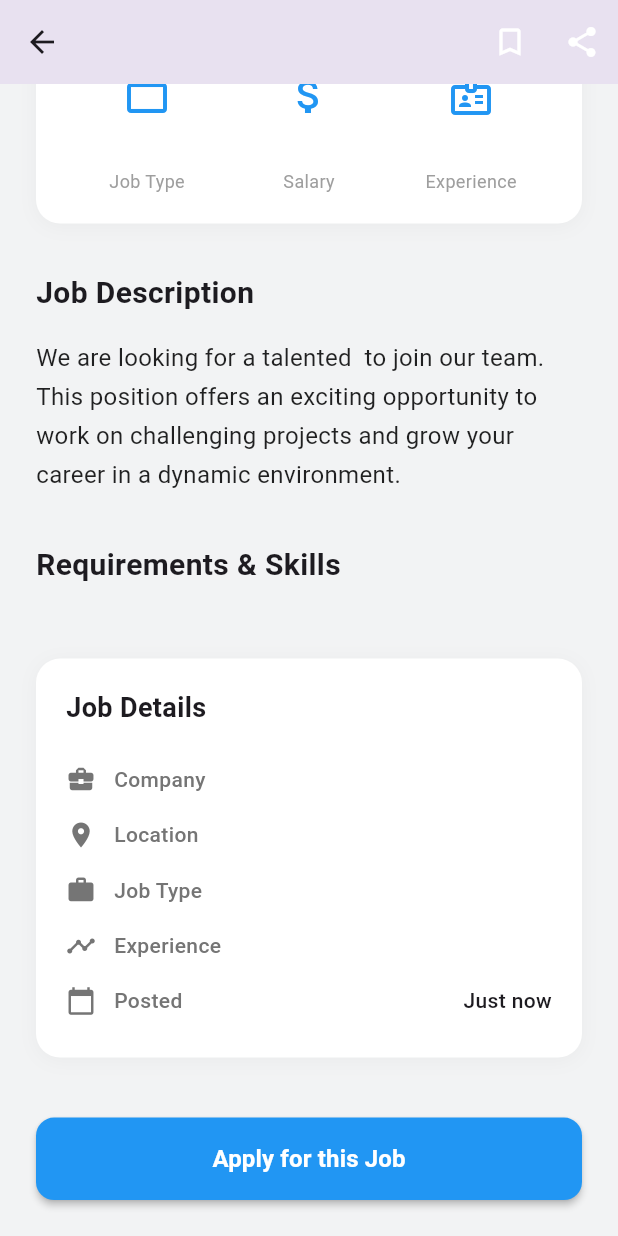
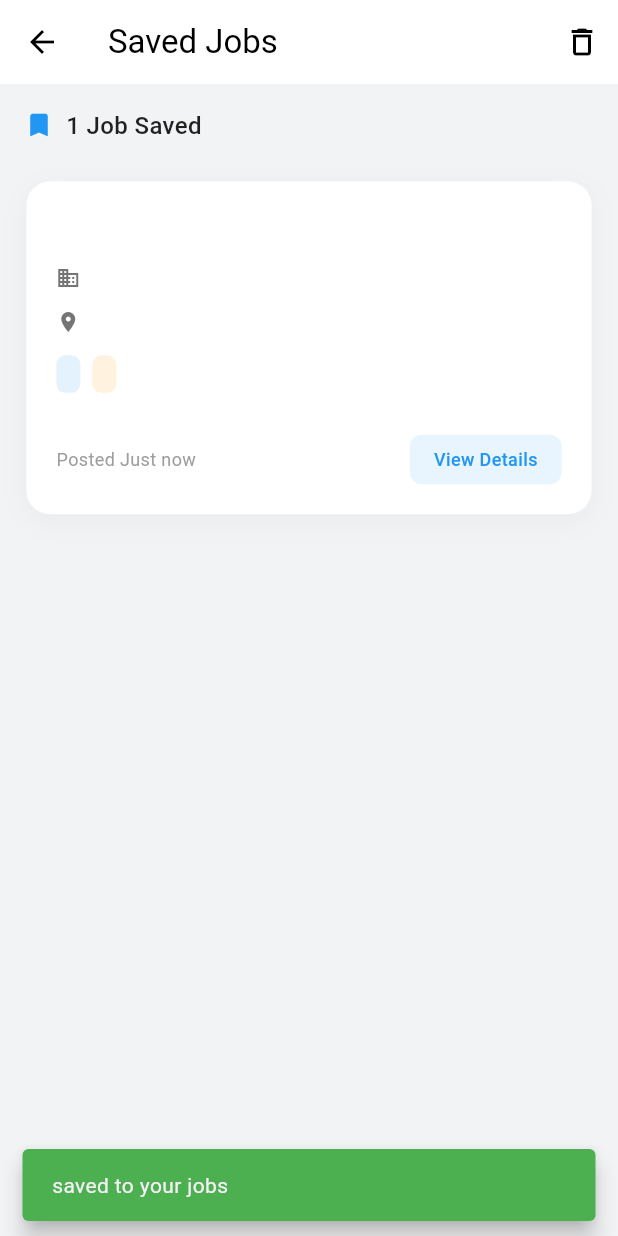
Before and after one commit to Returaj-Proshad/mini_job_portal_demo, a Flutter app: the JobDetails screen opened directly with empty values, scrolled down 244 dp, after a tap on the "bookmark outline" icon, on a phone screen of 412 x 824 dp. Run offline on Flutter 3.47's test engine with Material 3 defaults, Android fonts, the phone set to English and light mode, and no system bars; our stand-ins replace dio, flutter_riverpod, flutter_secure_storage, go_router, hive, hive_flutter; accounts and stored records are empty.

Commit message:
job save logic added

```diff
--- /dev/null
+++ b/lib/core/services/storage_service.dart
@@ -0,0 +1,55 @@
+// storage_service.dart
+import 'package:hive/hive.dart';
+import 'package:path_provider/path_provider.dart';
+import 'package:mini_job_portal_demo/features/home/models/job_model.dart';
+
+class StorageService {
+  static final StorageService _instance = StorageService._internal();
+  factory StorageService() => _instance;
+  StorageService._internal();
+
+  static const String _savedJobsBox = 'saved_jobs_box';
+  late Box<JobModel> _savedJobs;
+
+  Future<void> init() async {
+    final appDocumentDir = await getApplicationDocumentsDirectory();
+    Hive.init(appDocumentDir.path);
+
+    // Register JobModel adapter
+    if (!Hive.isAdapterRegistered(0)) {
+      Hive.registerAdapter(JobModelAdapter());
+    }
+
+    _savedJobs = await Hive.openBox<JobModel>(_savedJobsBox);
+  }
+
+  // Save job to local storage
+  Future<void> saveJob(JobModel job) async {
+    await _savedJobs.put(job.id, job);
+  }
+
+  // Remove job from local storage
+  Future<void> removeJob(int jobId) async {
+    await _savedJobs.delete(jobId);
+  }
+
+  // Check if job is saved
+  bool isJobSaved(int jobId) {
+    return _savedJobs.containsKey(jobId);
+  }
+
+  // Get all saved jobs
+  List<JobModel> getSavedJobs() {
+    return _savedJobs.values.toList();
+  }
+
+  // Stream of saved jobs for real-time updates
+  Stream<BoxEvent> watchSavedJobs() {
+    return _savedJobs.watch();
+  }
+
+  // Clear all saved jobs
+  Future<void> clearAllSavedJobs() async {
+    await _savedJobs.clear();
+  }
+}
--- a/lib/core/utils/router.dart
+++ b/lib/core/utils/router.dart
@@ -4,6 +4,7 @@ import 'package:mini_job_portal_demo/features/auth/views/login_page.dart';
 import 'package:mini_job_portal_demo/features/home/views/home_page.dart';
 import 'package:mini_job_portal_demo/features/home/views/job_details.dart';
 import 'package:mini_job_portal_demo/features/home/models/job_model.dart';
+import 'package:mini_job_portal_demo/features/saved_job/view/saved_jobs_page.dart';
 
 final router = GoRouter(
   initialLocation: AppRoutes.loginPage,
@@ -26,6 +27,12 @@ final router = GoRouter(
         return JobDetails(job: job);
       },
     ),
+
+    GoRoute(
+      path: AppRoutes.savedJobsPage,
+      name: AppRoutes.savedJobsPage,
+      builder: (context, state) => const SavedJobsPage(),
+    ),
   ],
 );
 
@@ -33,4 +40,5 @@ class AppRoutes {
   static const loginPage = '/login';
   static const homePage = '/home';
   static const jobDetailsPage = '/job-details';
+  static const savedJobsPage = '/saved-jobs-page';
 }
--- a/lib/features/home/models/job_model.dart
+++ b/lib/features/home/models/job_model.dart
@@ -1,14 +1,41 @@
+// job_model.dart
+import 'package:hive/hive.dart';
+
+part 'job_model.g.dart';
+
+@HiveType(typeId: 0)
 class JobModel {
+  @HiveField(0)
   final int id;
+
+  @HiveField(1)
   final String title;
+
+  @HiveField(2)
   final String company;
+
+  @HiveField(3)
   final String location;
+
+  @HiveField(4)
   final String salary;
+
+  @HiveField(5)
   final String description;
+
+  @HiveField(6)
   final String type;
+
+  @HiveField(7)
   final String experience;
+
+  @HiveField(8)
   final List<String> skills;
+
+  @HiveField(9)
   final DateTime postedDate;
+
+  @HiveField(10)
   final bool isRemote;
 
   JobModel({
--- a/lib/features/home/views/job_details.dart
+++ b/lib/features/home/views/job_details.dart
@@ -2,9 +2,11 @@ import 'package:flutter/material.dart';
 import 'package:flutter_riverpod/flutter_riverpod.dart';
 import 'package:mini_job_portal_demo/core/utils/app_colors.dart';
 import 'package:mini_job_portal_demo/core/utils/responsive.dart';
+import 'package:mini_job_portal_demo/core/utils/router.dart';
 import 'package:mini_job_portal_demo/features/home/models/job_model.dart';
 import 'package:mini_job_portal_demo/features/home/widgets/details_section.dart';
 import 'package:mini_job_portal_demo/features/home/widgets/overview_section.dart';
+import 'package:mini_job_portal_demo/features/saved_job/state/saved_jobs_provider.dart';
 
 class JobDetails extends ConsumerStatefulWidget {
   final JobModel job;
@@ -17,6 +19,44 @@ class JobDetails extends ConsumerStatefulWidget {
 
 class _JobDetailsState extends ConsumerState<JobDetails> {
   bool _isApplying = false;
+  bool _isSaved = false;
+
+  @override
+  void initState() {
+    super.initState();
+    _checkIfSaved();
+  }
+
+  void _checkIfSaved() {
+    _isSaved = ref.read(savedJobsProvider.notifier).isJobSaved(widget.job.id);
+  }
+
+  void _toggleSaveJob() {
+    setState(() {
+      _isSaved = !_isSaved;
+    });
+
+    if (_isSaved) {
+      ref.read(savedJobsProvider.notifier).saveJob(widget.job);
+      ScaffoldMessenger.of(context).showSnackBar(
+        SnackBar(
+          content: Text('${widget.job.title} saved to your jobs'),
+          backgroundColor: Colors.green,
+          behavior: SnackBarBehavior.floating,
+        ),
+      );
+      router.pushNamed(AppRoutes.savedJobsPage);
+    } else {
+      ref.read(savedJobsProvider.notifier).removeJob(widget.job.id);
+      ScaffoldMessenger.of(context).showSnackBar(
+        SnackBar(
+          content: Text('${widget.job.title} removed from saved jobs'),
+          backgroundColor: Colors.orange,
+          behavior: SnackBarBehavior.floating,
+        ),
+      );
+    }
+  }
 
   void _showApplyDialog() {
     showDialog(
@@ -47,6 +87,7 @@ class _JobDetailsState extends ConsumerState<JobDetails> {
               ElevatedButton(
                 onPressed: () {
                   Navigator.pop(context);
+
                   _submitApplication();
                 },
                 style: ElevatedButton.styleFrom(
@@ -69,16 +110,7 @@ class _JobDetailsState extends ConsumerState<JobDetails> {
     setState(() {
       _isApplying = false;
     });
-
-    if (mounted) {
-      ScaffoldMessenger.of(context).showSnackBar(
-        SnackBar(
-          content: Text('Application submitted for ${widget.job.title}'),
-          backgroundColor: Colors.green,
-          behavior: SnackBarBehavior.floating,
-        ),
-      );
-    }
+    _toggleSaveJob();
   }
 
   @override
@@ -96,8 +128,8 @@ class _JobDetailsState extends ConsumerState<JobDetails> {
                     begin: Alignment.topLeft,
                     end: Alignment.bottomRight,
                     colors: [
-                      AppColors.primaryColor.withValues(alpha: .8),
-                      AppColors.primaryColor.withValues(alpha: .4),
+                      AppColors.primaryColor.withOpacity(0.8),
+                      AppColors.primaryColor.withOpacity(0.4),
                     ],
                   ),
                 ),
@@ -132,12 +164,17 @@ class _JobDetailsState extends ConsumerState<JobDetails> {
             pinned: true,
             actions: [
               IconButton(
-                icon: const Icon(Icons.bookmark_border, color: Colors.white),
-                onPressed: () {},
+                icon: Icon(
+                  _isSaved ? Icons.bookmark : Icons.bookmark_border,
+                  color: Colors.white,
+                ),
+                onPressed: _toggleSaveJob,
               ),
               IconButton(
                 icon: const Icon(Icons.share, color: Colors.white),
-                onPressed: () {},
+                onPressed: () {
+                  _shareJob();
+                },
               ),
             ],
           ),
@@ -155,7 +192,7 @@ class _JobDetailsState extends ConsumerState<JobDetails> {
                   const SizedBox(height: 32),
                   DetailsSection(job: widget.job),
                   const SizedBox(height: 40),
-                  _buildApplyButton(),
+                  _buildActionButtons(),
                 ],
               ),
             ),
@@ -208,7 +245,7 @@ class _JobDetailsState extends ConsumerState<JobDetails> {
                     vertical: 8,
                   ),
                   decoration: BoxDecoration(
-                    color: AppColors.primaryColor.withValues(alpha: 0.1),
+                    color: AppColors.primaryColor.withOpacity(0.1),
                     borderRadius: BorderRadius.circular(20),
                   ),
                   child: Text(
@@ -225,9 +262,11 @@ class _JobDetailsState extends ConsumerState<JobDetails> {
     );
   }
 
-  Widget _buildApplyButton() {
-    return SizedBox(
-      width: double.infinity,
+  Widget _buildActionButtons() {
+    return Row(
+      children: [
+        Expanded(
+          flex: 2,
           child: ElevatedButton(
             onPressed: _isApplying ? null : _showApplyDialog,
             style: ElevatedButton.styleFrom(
@@ -250,9 +289,24 @@ class _JobDetailsState extends ConsumerState<JobDetails> {
                       ),
                     )
                     : const Text(
-                  'Apply for this Job',
-                  style: TextStyle(fontSize: 16, fontWeight: FontWeight.w600),
+                      'Apply Now',
+                      style: TextStyle(
+                        fontSize: 16,
+                        fontWeight: FontWeight.w600,
                       ),
+                    ),
+          ),
+        ),
+      ],
+    );
+  }
+
+  void _shareJob() {
+    ScaffoldMessenger.of(context).showSnackBar(
+      const SnackBar(
+        content: Text('Share functionality coming soon!'),
+        backgroundColor: Colors.blue,
+        behavior: SnackBarBehavior.floating,
       ),
     );
   }
--- /dev/null
+++ b/lib/features/saved_job/state/saved_jobs_provider.dart
@@ -0,0 +1,40 @@
+import 'package:flutter_riverpod/legacy.dart';
+import 'package:mini_job_portal_demo/features/home/models/job_model.dart';
+import 'package:mini_job_portal_demo/core/services/storage_service.dart';
+
+final savedJobsProvider =
+    StateNotifierProvider<SavedJobsNotifier, List<JobModel>>((ref) {
+      return SavedJobsNotifier();
+    });
+
+class SavedJobsNotifier extends StateNotifier<List<JobModel>> {
+  final StorageService _storageService = StorageService();
+
+  SavedJobsNotifier() : super([]) {
+    _loadSavedJobs();
+  }
+
+  Future<void> _loadSavedJobs() async {
+    final savedJobs = _storageService.getSavedJobs();
+    state = savedJobs;
+  }
+
+  Future<void> saveJob(JobModel job) async {
+    await _storageService.saveJob(job);
+    state = _storageService.getSavedJobs();
+  }
+
+  Future<void> removeJob(int jobId) async {
+    await _storageService.removeJob(jobId);
+    state = _storageService.getSavedJobs();
+  }
+
+  bool isJobSaved(int jobId) {
+    return _storageService.isJobSaved(jobId);
+  }
+
+  Future<void> clearAllSavedJobs() async {
+    await _storageService.clearAllSavedJobs();
+    state = [];
+  }
+}
--- /dev/null
+++ b/lib/features/saved_job/view/saved_jobs_page.dart
@@ -0,0 +1,237 @@
+// saved_jobs_page.dart
+import 'package:flutter/material.dart';
+import 'package:flutter_riverpod/flutter_riverpod.dart';
+import 'package:mini_job_portal_demo/core/utils/app_colors.dart';
+import 'package:mini_job_portal_demo/core/utils/responsive.dart';
+import 'package:mini_job_portal_demo/features/home/models/job_model.dart';
+import 'package:mini_job_portal_demo/features/home/widgets/job_card.dart';
+import 'package:mini_job_portal_demo/features/saved_job/state/saved_jobs_provider.dart';
+
+class SavedJobsPage extends ConsumerStatefulWidget {
+  const SavedJobsPage({super.key});
+
+  @override
+  ConsumerState<SavedJobsPage> createState() => _SavedJobsPageState();
+}
+
+class _SavedJobsPageState extends ConsumerState<SavedJobsPage> {
+  @override
+  Widget build(BuildContext context) {
+    final savedJobs = ref.watch(savedJobsProvider);
+
+    return Scaffold(
+      backgroundColor: AppColors.errigalWhite,
+      appBar: AppBar(
+        title: const Text('Saved Jobs'),
+        backgroundColor: Colors.white,
+        elevation: 0,
+        foregroundColor: Colors.black,
+        actions: [
+          if (savedJobs.isNotEmpty)
+            IconButton(
+              icon: const Icon(Icons.delete_outline),
+              onPressed: _showClearAllDialog,
+            ),
+        ],
+      ),
+      body:
+          savedJobs.isEmpty
+              ? _buildEmptyState()
+              : _buildSavedJobsList(savedJobs),
+    );
+  }
+
+  Widget _buildEmptyState() {
+    return Center(
+      child: Padding(
+        padding: const EdgeInsets.all(32.0),
+        child: Column(
+          mainAxisAlignment: MainAxisAlignment.center,
+          children: [
+            Icon(Icons.bookmark_border, size: 80, color: Colors.grey[400]),
+            const SizedBox(height: 24),
+            Text(
+              'No Saved Jobs',
+              style: TextStyle(
+                fontSize: 24,
+                fontWeight: FontWeight.bold,
+                color: Colors.grey[600],
+              ),
+            ),
+            const SizedBox(height: 16),
+            Text(
+              'Save jobs you\'re interested in by tapping the bookmark icon on job details.',
+              textAlign: TextAlign.center,
+              style: TextStyle(
+                fontSize: 16,
+                color: Colors.grey[500],
+                height: 1.5,
+              ),
+            ),
+            const SizedBox(height: 32),
+            ElevatedButton(
+              onPressed: () {
+                Navigator.pop(context);
+              },
+              style: ElevatedButton.styleFrom(
+                backgroundColor: AppColors.primaryColor,
+                foregroundColor: Colors.white,
+                padding: const EdgeInsets.symmetric(
+                  horizontal: 32,
+                  vertical: 12,
+                ),
+              ),
+              child: const Text('Browse Jobs'),
+            ),
+          ],
+        ),
+      ),
+    );
+  }
+
+  Widget _buildSavedJobsList(List<JobModel> savedJobs) {
+    return Column(
+      children: [
+        Padding(
+          padding: const EdgeInsets.all(16.0),
+          child: Row(
+            children: [
+              Icon(Icons.bookmark, color: AppColors.primaryColor, size: 20),
+              const SizedBox(width: 8),
+              Text(
+                '${savedJobs.length} ${savedJobs.length == 1 ? 'Job' : 'Jobs'} Saved',
+                style: const TextStyle(
+                  fontSize: 16,
+                  fontWeight: FontWeight.w500,
+                  color: Colors.black87,
+                ),
+              ),
+            ],
+          ),
+        ),
+        Expanded(
+          child: ListView.builder(
+            padding: context.responsive.symmetricPadding(
+              vertical: 8,
+              horizontal: 16,
+            ),
+            itemCount: savedJobs.length,
+            itemBuilder: (context, index) {
+              final job = savedJobs[index];
+              return Padding(
+                padding: const EdgeInsets.only(bottom: 16),
+                child: _SavedJobCard(job: job),
+              );
+            },
+          ),
+        ),
+      ],
+    );
+  }
+
+  void _showClearAllDialog() {
+    showDialog(
+      context: context,
+      builder:
+          (context) => AlertDialog(
+            title: const Text('Clear All Saved Jobs'),
+            content: const Text(
+              'Are you sure you want to remove all saved jobs? This action cannot be undone.',
+            ),
+            actions: [
+              TextButton(
+                onPressed: () => Navigator.pop(context),
+                child: const Text('Cancel'),
+              ),
+              ElevatedButton(
+                onPressed: () {
+                  Navigator.pop(context);
+                  ref.read(savedJobsProvider.notifier).clearAllSavedJobs();
+                  ScaffoldMessenger.of(context).showSnackBar(
+                    const SnackBar(
+                      content: Text('All saved jobs have been removed'),
+                      backgroundColor: Colors.orange,
+                    ),
+                  );
+                },
+                style: ElevatedButton.styleFrom(
+                  backgroundColor: Colors.red,
+                  foregroundColor: Colors.white,
+                ),
+                child: const Text('Clear All'),
+              ),
+            ],
+          ),
+    );
+  }
+}
+
+class _SavedJobCard extends ConsumerWidget {
+  final JobModel job;
+
+  const _SavedJobCard({required this.job});
+
+  @override
+  Widget build(BuildContext context, WidgetRef ref) {
+    return Dismissible(
+      key: Key('saved_job_${job.id}'),
+      direction: DismissDirection.endToStart,
+      background: Container(
+        decoration: BoxDecoration(
+          color: Colors.red,
+          borderRadius: BorderRadius.circular(16),
+        ),
+        alignment: Alignment.centerRight,
+        padding: const EdgeInsets.only(right: 20),
+        child: const Icon(Icons.delete, color: Colors.white, size: 30),
+      ),
+      confirmDismiss: (direction) async {
+        return await _showDeleteConfirmation(context);
+      },
+      onDismissed: (direction) {
+        ref.read(savedJobsProvider.notifier).removeJob(job.id);
+        ScaffoldMessenger.of(context).showSnackBar(
+          SnackBar(
+            content: Text('${job.title} removed from saved jobs'),
+            backgroundColor: Colors.orange,
+            behavior: SnackBarBehavior.floating,
+            action: SnackBarAction(
+              label: 'Undo',
+              textColor: Colors.white,
+              onPressed: () {
+                ref.read(savedJobsProvider.notifier).saveJob(job);
+              },
+            ),
+          ),
+        );
+      },
+      child: JobCard(job: job),
+    );
+  }
+
+  Future<bool> _showDeleteConfirmation(BuildContext context) async {
+    final result = await showDialog<bool>(
+      context: context,
+      builder:
+          (context) => AlertDialog(
+            title: const Text('Remove Saved Job'),
+            content: Text('Remove ${job.title} from saved jobs?'),
+            actions: [
+              TextButton(
+                onPressed: () => Navigator.pop(context, false),
+                child: const Text('Cancel'),
+              ),
+              ElevatedButton(
+                onPressed: () => Navigator.pop(context, true),
+                style: ElevatedButton.styleFrom(
+                  backgroundColor: Colors.red,
+                  foregroundColor: Colors.white,
+                ),
+                child: const Text('Remove'),
+              ),
+            ],
+          ),
+    );
+    return result ?? false;
+  }
+}
--- a/lib/main.dart
+++ b/lib/main.dart
@@ -1,11 +1,12 @@
 import 'package:flutter/material.dart';
 import 'package:flutter_riverpod/flutter_riverpod.dart';
 import 'package:hive_flutter/hive_flutter.dart';
+import 'package:mini_job_portal_demo/core/services/storage_service.dart';
 import 'package:mini_job_portal_demo/core/utils/router.dart';
 
 void main() async {
   WidgetsFlutterBinding.ensureInitialized();
-  await Hive.initFlutter();
+  await StorageService().init();
   await Hive.openBox('userBox');
   runApp(const ProviderScope(child: JobPortalApp()));
 }
```
Also changed, not shown: pubspec.yaml (+4 -5 lines), lib/core/services/hive_service.dart (deleted), lib/core/utils/providers.dart (deleted), lib/features/home/models/job_model.g.dart (added), pubspec.lock. Lines whose indentation alone changed are shown as unchanged.
